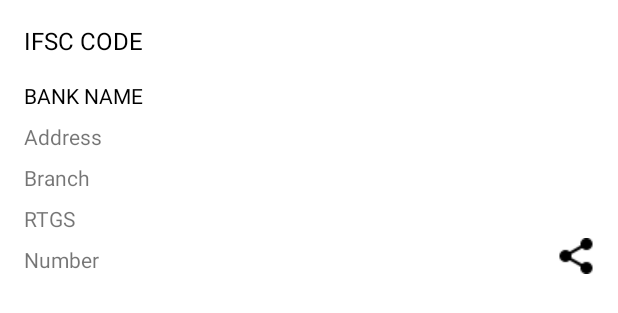
After one commit to adii07/IFSC_CODE, an Android app: the layout bank_details.xml on its own in the app's theme, with its tools: preview values and no code run, on a phone screen of 412 x 824 dp. The commit adds this screen. Shown: the top 313 px of the screen. Run offline under Robolectric (Android 15) with nearby library versions, the phone set to English and light mode, and no system bars; network calls fail.

Commit message:
ListView

```diff
--- /dev/null
+++ b/app/src/main/java/com/example/ifsccode/BankDetailsAdaptor.java
@@ -0,0 +1,4 @@
+package com.example.ifsccode;
+
+public class BankDetailsAdaptor {
+}
--- /dev/null
+++ b/app/src/main/java/com/example/ifsccode/BankDetailsModel.java
@@ -0,0 +1,4 @@
+package com.example.ifsccode;
+
+public class BankDetailsModel {
+}
--- a/app/src/main/java/com/example/ifsccode/ui/home/HomeFragment.java
+++ b/app/src/main/java/com/example/ifsccode/ui/home/HomeFragment.java
@@ -48,6 +48,7 @@ public class HomeFragment extends Fragment {
     private EditText ifsc;
     private String url,code;
     private TextView BANK_NAME,IFSC_CODE,BRANCH_NAME,ADDRESS,CONTACT_NO,CITY,RTGS,DISTRICT,STATE;
+    private static final String error_message="Invalid IFSC code";
    // private ProgressDialog pd;
 
 
@@ -109,6 +110,7 @@ public class HomeFragment extends Fragment {
                 }, new Response.ErrorListener() {
             @Override
             public void onErrorResponse(VolleyError error) {
+                ifsc.setText(error_message);
                 Helper.Log("error message",error.toString());
             }
         });
--- /dev/null
+++ b/app/src/main/res/layout/bank_details.xml
@@ -0,0 +1,82 @@
+<?xml version="1.0" encoding="utf-8"?>
+<androidx.constraintlayout.widget.ConstraintLayout
+    xmlns:android="http://schemas.android.com/apk/res/android"
+    xmlns:app="http://schemas.android.com/apk/res-auto"
+    xmlns:tools="http://schemas.android.com/tools"
+    android:layout_width="match_parent"
+    android:layout_height="wrap_content"
+    android:elevation="3dp">
+
+    <TextView
+        android:id="@+id/search_code"
+        android:layout_width="wrap_content"
+        android:layout_height="wrap_content"
+        android:layout_marginStart="16dp"
+        android:layout_marginTop="16dp"
+        android:text="IFSC CODE"
+        android:textSize="16dp"
+        android:textColor="@color/black"
+        app:layout_constraintStart_toStartOf="parent"
+        app:layout_constraintTop_toTopOf="parent" />
+
+    <TextView
+        android:id="@+id/BankName"
+        android:layout_width="wrap_content"
+        android:layout_height="wrap_content"
+        android:layout_marginTop="16dp"
+        android:text="Bank Name"
+        android:textAllCaps="true"
+        android:textSize="14sp"
+        android:textColor="@color/black"
+        app:layout_constraintStart_toStartOf="@+id/search_code"
+        app:layout_constraintTop_toBottomOf="@+id/search_code" />
+
+    <TextView
+        android:id="@+id/BankAddress"
+        android:layout_width="wrap_content"
+        android:layout_height="wrap_content"
+        android:layout_marginTop="8dp"
+        android:text="Address"
+        android:textSize="14sp"
+        app:layout_constraintStart_toStartOf="@+id/BankName"
+        app:layout_constraintTop_toBottomOf="@+id/BankName" />
+
+    <TextView
+        android:id="@+id/BankBranch"
+        android:layout_width="wrap_content"
+        android:layout_height="wrap_content"
+        android:layout_marginTop="8dp"
+        android:text="Branch"
+        app:layout_constraintStart_toStartOf="@+id/BankAddress"
+        app:layout_constraintTop_toBottomOf="@+id/BankAddress" />
+
+    <TextView
+        android:id="@+id/RTGS"
+        android:layout_width="wrap_content"
+        android:layout_height="wrap_content"
+        android:layout_marginTop="8dp"
+        android:text="RTGS"
+        app:layout_constraintStart_toStartOf="@+id/BankBranch"
+        app:layout_constraintTop_toBottomOf="@+id/BankBranch" />
+
+    <TextView
+        android:id="@+id/BankContact"
+        android:layout_width="wrap_content"
+        android:layout_height="wrap_content"
+        android:layout_marginTop="8dp"
+        android:layout_marginBottom="16dp"
+        android:text="Number"
+        app:layout_constraintBottom_toBottomOf="parent"
+        app:layout_constraintStart_toStartOf="@+id/RTGS"
+        app:layout_constraintTop_toBottomOf="@+id/RTGS" />
+
+    <ImageView
+        android:id="@+id/share_option"
+        android:layout_width="wrap_content"
+        android:layout_height="wrap_content"
+        android:layout_marginEnd="16dp"
+        android:layout_marginBottom="16dp"
+        app:layout_constraintBottom_toBottomOf="parent"
+        app:layout_constraintEnd_toEndOf="parent"
+        app:srcCompat="@drawable/share_medium" />
+</androidx.constraintlayout.widget.ConstraintLayout>
```
Also changed, not shown: app/src/main/res/layout/fragment_home.xml (+23 -15 lines), app/src/main/res/drawable-v24/share.png (added), app/src/main/res/drawable-v24/share_medium.png (added), app/src/main/res/drawable-v24/share_small.png (added).
